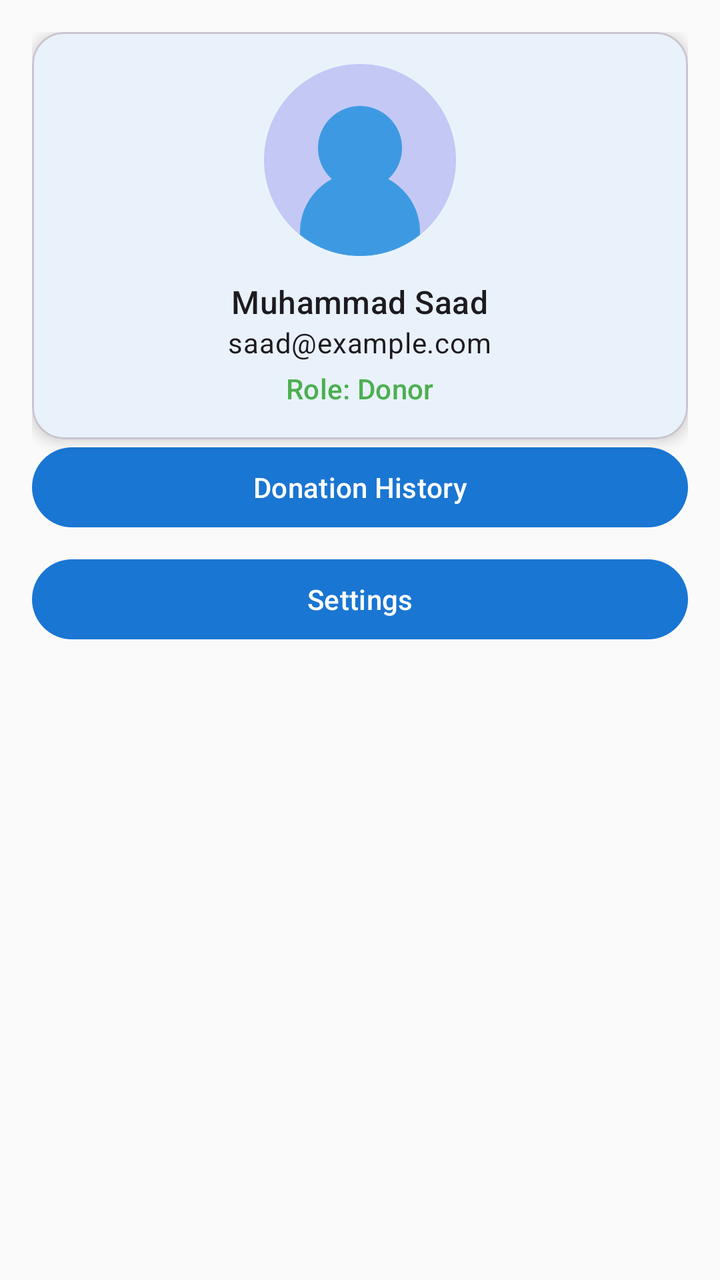
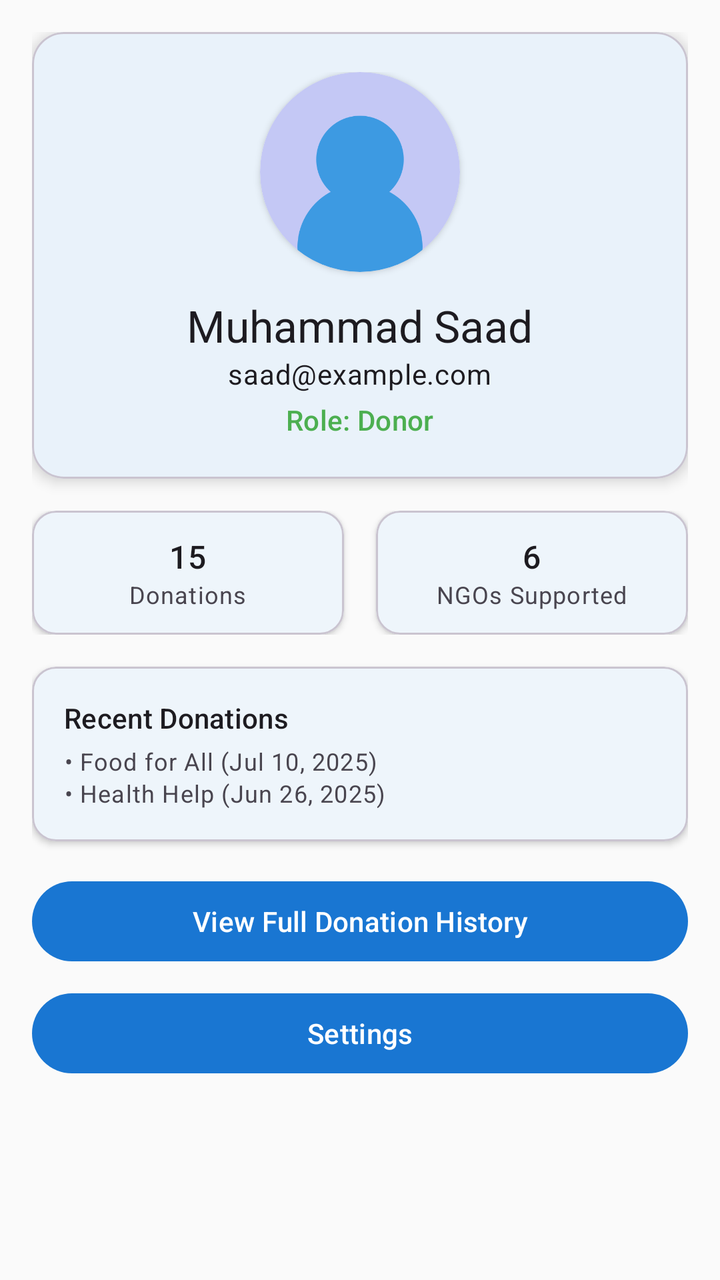

Compare the two renders of this Android layout. The source of the first and the diff that turns it into the second are given below.
<!-- AndroidManifest.xml: application theme Theme.GiveEase -->
<!-- res/layout/fragment_donor_profile.xml -->
<?xml version="1.0" encoding="utf-8"?>
<ScrollView xmlns:android="http://schemas.android.com/apk/res/android"
    xmlns:app="http://schemas.android.com/apk/res-auto"
    android:id="@+id/scrollViewProfile"
    android:layout_width="match_parent"
    android:layout_height="match_parent"
    android:padding="16dp">

    <LinearLayout
        android:orientation="vertical"
        android:layout_width="match_parent"
        android:layout_height="wrap_content"
        android:gravity="center_horizontal"
        android:spacing="12dp">

        
        <com.google.android.material.card.MaterialCardView
            android:layout_width="match_parent"
            android:layout_height="wrap_content"
            app:cardCornerRadius="16dp"
            app:cardElevation="4dp">

            <LinearLayout
                android:layout_width="match_parent"
                android:layout_height="wrap_content"
                android:orientation="vertical"
                android:padding="16dp"
                android:gravity="center_horizontal">

                <ImageView
                    android:id="@+id/imgProfile"
                    android:layout_width="96dp"
                    android:layout_height="96dp"
                    android:src="@drawable/sample_profile"
                    android:scaleType="centerCrop"
                    android:layout_marginBottom="12dp"/>

                <TextView
                    android:id="@+id/tvDonorName"
                    android:layout_width="wrap_content"
                    android:layout_height="wrap_content"
                    android:text="Muhammad Saad"
                    android:textAppearance="@style/TextAppearance.Material3.TitleMedium"/>

                <TextView
                    android:id="@+id/tvDonorEmail"
                    android:layout_width="wrap_content"
                    android:layout_height="wrap_content"
                    android:text="saad@example.com"
                    android:textAppearance="@style/TextAppearance.Material3.BodyMedium"/>

                <TextView
                    android:id="@+id/tvRole"
                    android:layout_width="wrap_content"
                    android:layout_height="wrap_content"
                    android:text="Role: Donor"
                    android:textAppearance="@style/TextAppearance.Material3.LabelLarge"
                    android:textColor="@color/primary"
                    android:layout_marginTop="4dp"/>
            </LinearLayout>
        </com.google.android.material.card.MaterialCardView>

        
        <Button
            android:id="@+id/btnDonationHistory"
            android:layout_width="match_parent"
            android:layout_height="wrap_content"
            android:text="Donation History"
            style="@style/Widget.Material3.Button"/>

        
        <Button
            android:id="@+id/btnGoToSettings"
            android:layout_width="match_parent"
            android:layout_height="wrap_content"
            android:text="Settings"
            style="@style/Widget.Material3.Button"
            android:layout_marginTop="8dp"/>
    </LinearLayout>
</ScrollView>
<!-- resources referenced by this layout -->
<resources>
  <color name="primary">#4CAF50</color>
  <!-- drawable sample_profile: png bitmap (drawable, 19645 bytes) -->
  <style name="Theme.GiveEase" parent="Theme.Material3.Light.NoActionBar">
          
          <item name="colorPrimary">@color/primary_blue</item>
          <item name="colorOnPrimary">@color/white</item>
          <item name="colorSecondary">@color/teal_200</item>
          <item name="colorOnSecondary">@color/black</item>
  
          
          <item name="android:windowBackground">@color/background</item>
          <item name="colorSurface">@color/surface</item>
          <item name="colorOnSurface">@color/onSurface</item>
          <item name="colorOnBackground">@color/onBackground</item>
  
          
          <item name="android:statusBarColor" tools:targetApi="l">?attr/colorPrimary</item>
  
      </style>
  <color name="primary_blue">#1976D2</color>
  <color name="white">#FFFFFFFF</color>
  <color name="teal_200">#FF03DAC5</color>
  <color name="black">#FF000000</color>
  <color name="background">#FAFAFA</color>
  <color name="surface">#FFFFFF</color>
  <color name="onSurface">#212121</color>
  <color name="onBackground">#212121</color>
</resources>

<!-- the commit's change to res/layout/fragment_donor_profile.xml (unified diff, before → after) -->
@@ -4,19 +4,20 @@
     android:id="@+id/scrollViewProfile"
     android:layout_width="match_parent"
     android:layout_height="match_parent"
-    android:padding="16dp">
+    android:padding="16dp"
+    android:background="@color/background">
 
     <LinearLayout
-        android:orientation="vertical"
         android:layout_width="match_parent"
         android:layout_height="wrap_content"
-        android:gravity="center_horizontal"
-        android:spacing="12dp">
+        android:orientation="vertical"
+        android:gravity="center_horizontal">
 
         
         <com.google.android.material.card.MaterialCardView
             android:layout_width="match_parent"
             android:layout_height="wrap_content"
+            android:layout_marginBottom="16dp"
             app:cardCornerRadius="16dp"
             app:cardElevation="4dp">
 
@@ -24,39 +25,140 @@
                 android:layout_width="match_parent"
                 android:layout_height="wrap_content"
                 android:orientation="vertical"
-                android:padding="16dp"
-                android:gravity="center_horizontal">
+                android:gravity="center_horizontal"
+                android:padding="20dp">
 
                 <ImageView
                     android:id="@+id/imgProfile"
-                    android:layout_width="96dp"
-                    android:layout_height="96dp"
+                    android:layout_width="100dp"
+                    android:layout_height="100dp"
                     android:src="@drawable/sample_profile"
                     android:scaleType="centerCrop"
-                    android:layout_marginBottom="12dp"/>
+                    android:background="@drawable/circle_background"
+                    android:clipToOutline="true"
+                    android:elevation="2dp" />
 
                 <TextView
                     android:id="@+id/tvDonorName"
                     android:layout_width="wrap_content"
                     android:layout_height="wrap_content"
                     android:text="Muhammad Saad"
-                    android:textAppearance="@style/TextAppearance.Material3.TitleMedium"/>
+                    android:textAppearance="@style/TextAppearance.Material3.TitleLarge"
+                    android:layout_marginTop="12dp" />
 
                 <TextView
                     android:id="@+id/tvDonorEmail"
                     android:layout_width="wrap_content"
                     android:layout_height="wrap_content"
                     android:text="saad@example.com"
-                    android:textAppearance="@style/TextAppearance.Material3.BodyMedium"/>
+                    android:textAppearance="@style/TextAppearance.Material3.BodyMedium" />
 
                 <TextView
                     android:id="@+id/tvRole"
                     android:layout_width="wrap_content"
                     android:layout_height="wrap_content"
                     android:text="Role: Donor"
-                    android:textAppearance="@style/TextAppearance.Material3.LabelLarge"
                     android:textColor="@color/primary"
-                    android:layout_marginTop="4dp"/>
+                    android:layout_marginTop="4dp"
+                    android:textAppearance="@style/TextAppearance.Material3.LabelLarge" />
+            </LinearLayout>
+        </com.google.android.material.card.MaterialCardView>
+
+        
+        <LinearLayout
+            android:layout_width="match_parent"
+            android:layout_height="wrap_content"
+            android:orientation="horizontal"
+            android:gravity="center"
+            android:layout_marginBottom="16dp">
+
+            <com.google.android.material.card.MaterialCardView
+                android:layout_width="0dp"
+                android:layout_height="wrap_content"
+                android:layout_weight="1"
+                app:cardCornerRadius="12dp"
+                app:cardElevation="2dp"
+                android:layout_marginEnd="8dp">
+
+                <LinearLayout
+                    android:layout_width="match_parent"
+                    android:layout_height="wrap_content"
+                    android:orientation="vertical"
+                    android:gravity="center"
+                    android:padding="12dp">
+
+                    <TextView
+                        android:id="@+id/tvTotalDonations"
+                        android:layout_width="wrap_content"
+                        android:layout_height="wrap_content"
+                        android:text="15"
+                        android:textAppearance="@style/TextAppearance.Material3.TitleMedium" />
+
+                    <TextView
+                        android:layout_width="wrap_content"
+                        android:layout_height="wrap_content"
+                        android:text="Donations"
+                        android:textAppearance="@style/TextAppearance.Material3.BodySmall" />
+                </LinearLayout>
+            </com.google.android.material.card.MaterialCardView>
+
+            <com.google.android.material.card.MaterialCardView
+                android:layout_width="0dp"
+                android:layout_height="wrap_content"
+                android:layout_weight="1"
+                app:cardCornerRadius="12dp"
+                app:cardElevation="2dp"
+                android:layout_marginStart="8dp">
+
+                <LinearLayout
+                    android:layout_width="match_parent"
+                    android:layout_height="wrap_content"
+                    android:orientation="vertical"
+                    android:gravity="center"
+                    android:padding="12dp">
+
+                    <TextView
+                        android:id="@+id/tvNGOsSupported"
+                        android:layout_width="wrap_content"
+                        android:layout_height="wrap_content"
+                        android:text="6"
+                        android:textAppearance="@style/TextAppearance.Material3.TitleMedium" />
+
+                    <TextView
+                        android:layout_width="wrap_content"
+                        android:layout_height="wrap_content"
+                        android:text="NGOs Supported"
+                        android:textAppearance="@style/TextAppearance.Material3.BodySmall" />
+                </LinearLayout>
+            </com.google.android.material.card.MaterialCardView>
+        </LinearLayout>
+
+        
+        <com.google.android.material.card.MaterialCardView
+            android:layout_width="match_parent"
+            android:layout_height="wrap_content"
+            app:cardCornerRadius="12dp"
+            app:cardElevation="2dp"
+            android:layout_marginBottom="16dp">
+
+            <LinearLayout
+                android:layout_width="match_parent"
+                android:layout_height="wrap_content"
+                android:orientation="vertical"
+                android:padding="16dp">
+
+                <TextView
+                    android:layout_width="wrap_content"
+                    android:layout_height="wrap_content"
+                    android:text="Recent Donations"
+                    android:textAppearance="@style/TextAppearance.Material3.TitleSmall" />
+
+                <TextView
+                    android:layout_width="wrap_content"
+                    android:layout_height="wrap_content"
+                    android:text="• Food for All (Jul 10, 2025)\n• Health Help (Jun 26, 2025)"
+                    android:textAppearance="@style/TextAppearance.Material3.BodySmall"
+                    android:layout_marginTop="4dp" />
             </LinearLayout>
         </com.google.android.material.card.MaterialCardView>
 
@@ -65,16 +167,15 @@
             android:id="@+id/btnDonationHistory"
             android:layout_width="match_parent"
             android:layout_height="wrap_content"
-            android:text="Donation History"
-            style="@style/Widget.Material3.Button"/>
+            android:text="View Full Donation History"
+            style="@style/Widget.Material3.Button"
+            android:layout_marginBottom="8dp" />
 
-        
         <Button
             android:id="@+id/btnGoToSettings"
             android:layout_width="match_parent"
             android:layout_height="wrap_content"
             android:text="Settings"
-            style="@style/Widget.Material3.Button"
-            android:layout_marginTop="8dp"/>
+            style="@style/Widget.Material3.Button" />
     </LinearLayout>
 </ScrollView>
<!-- resource entries referenced after the edit -->
@@ -1,6 +1,13 @@
 <!-- resources referenced by this layout -->
 <resources>
   <color name="primary">#4CAF50</color>
+  <!-- drawable circle_background (drawable) -->
+  <?xml version="1.0" encoding="utf-8"?>
+  <shape xmlns:android="http://schemas.android.com/apk/res/android"
+      android:shape="oval">
+  
+      <solid android:color="@android:color/white" />
+  </shape>
   <!-- drawable sample_profile: png bitmap (drawable, 19645 bytes) -->
   <style name="Theme.GiveEase" parent="Theme.Material3.Light.NoActionBar">
           
